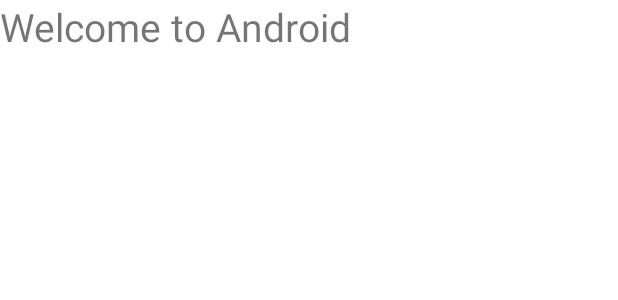
After one commit to ATixonov/AndroidStartProject, an Android app: the layout second_layout.xml on its own in the app's theme, with its tools: preview values and no code run, on a phone screen of 412 x 824 dp. The commit adds this screen. Shown: the top 300 px of the screen. Run offline under Robolectric (Android 15) with nearby library versions, the phone set to English and light mode, and no system bars.

Commit message:
made second_layout.xml and change text from textView

```diff
--- /dev/null
+++ b/app/src/main/res/layout/second_layout.xml
@@ -0,0 +1,13 @@
+<?xml version="1.0" encoding="utf-8"?>
+<androidx.constraintlayout.widget.ConstraintLayout
+    xmlns:android="http://schemas.android.com/apk/res/android"
+    android:layout_width="match_parent"
+    android:layout_height="match_parent">
+
+    <TextView
+        android:id="@+id/header"
+        android:text="Welcome to Android"
+        android:textSize="26sp"
+        android:layout_width="match_parent"
+        android:layout_height="match_parent"/>
+</androidx.constraintlayout.widget.ConstraintLayout>
```
Also changed, not shown: app/src/main/java/ru/synergy/androidstartproject/MainActivity.java (+19 -16 lines).
